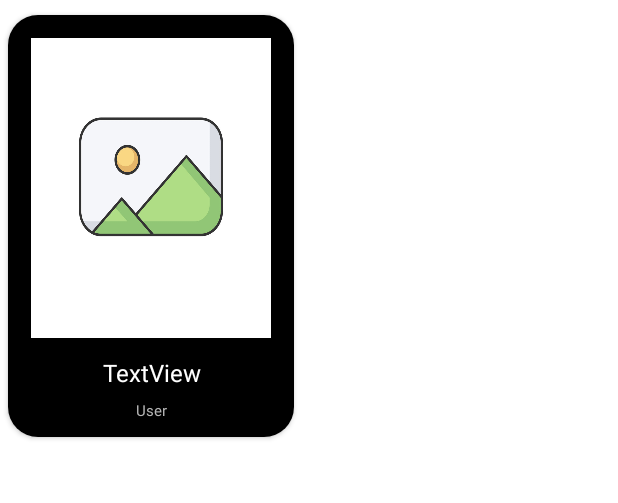
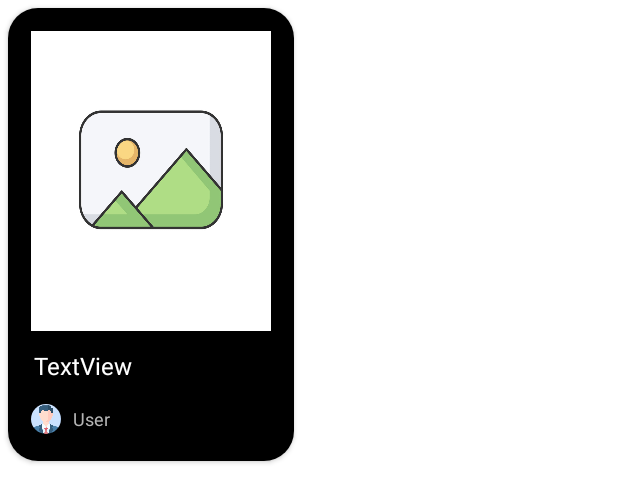
Before and after one commit to Aekkarat1729/ProjectEmpty_1, an Android app: the layout itemhome.xml on its own in the app's theme, with its tools: preview values and no code run, on a phone screen of 412 x 824 dp. Shown: the top 503 px of the screen. Run offline under Robolectric (Android 15) with nearby library versions, the phone set to English and light mode, and no system bars.

Commit message:
update kubb

```diff
--- a/app/build.gradle.kts
+++ b/app/build.gradle.kts
@@ -62,5 +62,7 @@ dependencies {
     implementation ("com.google.android.material:material:1.4.0")
     implementation ("com.github.bumptech.glide:glide:4.12.0")
     annotationProcessor ("com.github.bumptech.glide:compiler:4.12.0")
+    implementation("de.hdodenhof:circleimageview:3.1.0")
+
 
 }
--- a/app/src/main/java/com/example/projectempty/ViewHolder.kt
+++ b/app/src/main/java/com/example/projectempty/ViewHolder.kt
@@ -11,4 +11,5 @@ class ViewHolder (View: View) : RecyclerView.ViewHolder(View){
     var imageView: ImageView = View.findViewById(R.id.imageView)
     var cardView:CardView = View.findViewById(R.id.cardView)
     var textUseritem: TextView = View.findViewById(R.id.textUseritem)
+    var itemUser: ImageView = View.findViewById(R.id.itemUser)
 }
--- a/app/src/main/java/com/example/projectempty/ui/home/MphotoModel.kt
+++ b/app/src/main/java/com/example/projectempty/ui/home/MphotoModel.kt
@@ -1,6 +1,7 @@
 package com.example.projectempty
 
-class MphotoModel(var title: String?, var Image: String?,var key: String?,var detail: String?,var email: String?) {
+class MphotoModel(var title: String?, var Image: String?,var key: String?
+    ,var detail: String?,var email: String?) {
     // Default constructor
     constructor() : this(null, null, null, null,null)
 
--- a/app/src/main/res/layout/activity_homefeed.xml
+++ b/app/src/main/res/layout/activity_homefeed.xml
@@ -10,6 +10,7 @@
     <ScrollView
         android:layout_width="407dp"
         android:layout_height="722dp"
+        android:layout_marginTop="5dp"
         app:layout_constraintBottom_toBottomOf="parent"
         app:layout_constraintEnd_toEndOf="parent"
         app:layout_constraintStart_toStartOf="parent"
@@ -24,12 +25,13 @@
             android:gravity="center"
             android:orientation="vertical">
 
-            <ImageView
+            <de.hdodenhof.circleimageview.CircleImageView
                 android:id="@+id/homefeed_image_profile"
                 android:layout_width="111dp"
                 android:layout_height="111dp"
                 android:layout_margin="5dp"
                 android:layout_marginTop="10dp"
+                android:scaleType="centerCrop"
                 app:srcCompat="@drawable/profile" />
 
             <TextView
--- a/app/src/main/res/layout/fragment_profile.xml
+++ b/app/src/main/res/layout/fragment_profile.xml
@@ -94,11 +94,12 @@
         app:layout_constraintStart_toStartOf="parent"
         app:layout_constraintTop_toTopOf="parent" />
 
-    <ImageView
+    <de.hdodenhof.circleimageview.CircleImageView
         android:id="@+id/profile_button_homefeed"
         android:layout_width="192dp"
         android:layout_height="141dp"
         android:layout_marginTop="44dp"
+        android:scaleType="centerCrop"
         android:src="@drawable/profile"
         app:layout_constraintEnd_toEndOf="parent"
         app:layout_constraintHorizontal_bias="0.497"
--- a/app/src/main/res/layout/itemhome.xml
+++ b/app/src/main/res/layout/itemhome.xml
@@ -5,9 +5,9 @@
     android:layout_width="wrap_content"
     android:layout_height="wrap_content"
     android:layout_marginHorizontal="5dp"
-    android:layout_marginTop="10dp"
-    android:layout_marginBottom="20dp"
+    android:layout_marginTop="5dp"
 
+    android:layout_marginBottom="5dp"
     app:cardCornerRadius="20dp">
 
     <LinearLayout
@@ -15,14 +15,13 @@
         android:layout_height="wrap_content"
         android:background="@color/black"
         android:orientation="vertical"
-        android:padding="5dp">
+        android:padding="15dp">
 
         <ImageView
             android:id="@+id/imageView"
             android:layout_width="160dp"
             android:layout_height="200dp"
             android:layout_gravity="center"
-            android:layout_margin="10dp"
             android:background="@drawable/placeholder"
             android:scaleType="centerCrop" />
 
@@ -31,23 +30,42 @@
             android:id="@+id/textTitleItem"
             android:layout_width="match_parent"
             android:layout_height="match_parent"
+            android:layout_marginTop="10dp"
+            android:layout_marginBottom="10dp"
             android:gravity="center"
             android:padding="2dp"
             android:text="TextView"
-            android:textAlignment="center"
-
+            android:textAlignment="textStart"
             android:textColor="@color/white"
             android:textSize="16sp" />
 
-        <TextView
-            android:id="@+id/textUseritem"
+        <LinearLayout
             android:layout_width="match_parent"
-            android:layout_height="wrap_content"
-            android:padding="5dp"
-            android:text="User"
-            android:textAlignment="center"
-            android:textColor="#B5B5B5"
-            android:textSize="10sp" />
+            android:layout_height="match_parent"
+            android:gravity="center"
+            android:orientation="horizontal">
+
+            <de.hdodenhof.circleimageview.CircleImageView
+                android:id="@+id/itemUser"
+                android:layout_width="20dp"
+                android:layout_height="25dp"
+                android:cropToPadding="false"
+                android:scaleType="centerCrop"
+                android:src="@drawable/profile" />
+
+
+            <TextView
+                android:id="@+id/textUseritem"
+                android:layout_width="0dp"
+                android:layout_height="wrap_content"
+                android:layout_marginLeft="8dp"
+                android:layout_weight="1"
+                android:text="User"
+                android:textAlignment="textStart"
+                android:textColor="#B5B5B5"
+                android:textSize="12sp" />
+        </LinearLayout>
+
 
     </LinearLayout>
 </androidx.cardview.widget.CardView>
```
Also changed, not shown: app/src/main/java/com/example/projectempty/homeAdapter.kt (+23 -10 lines), app/src/main/res/drawable/circle_shape.xml (added, +16 -0 lines).
